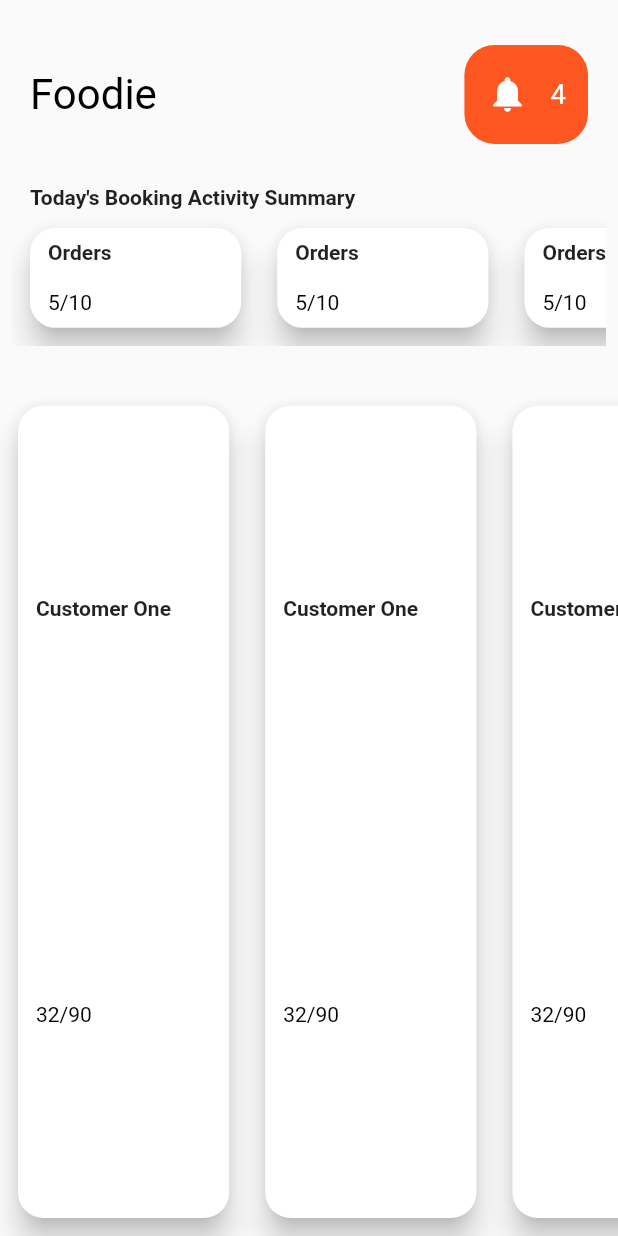
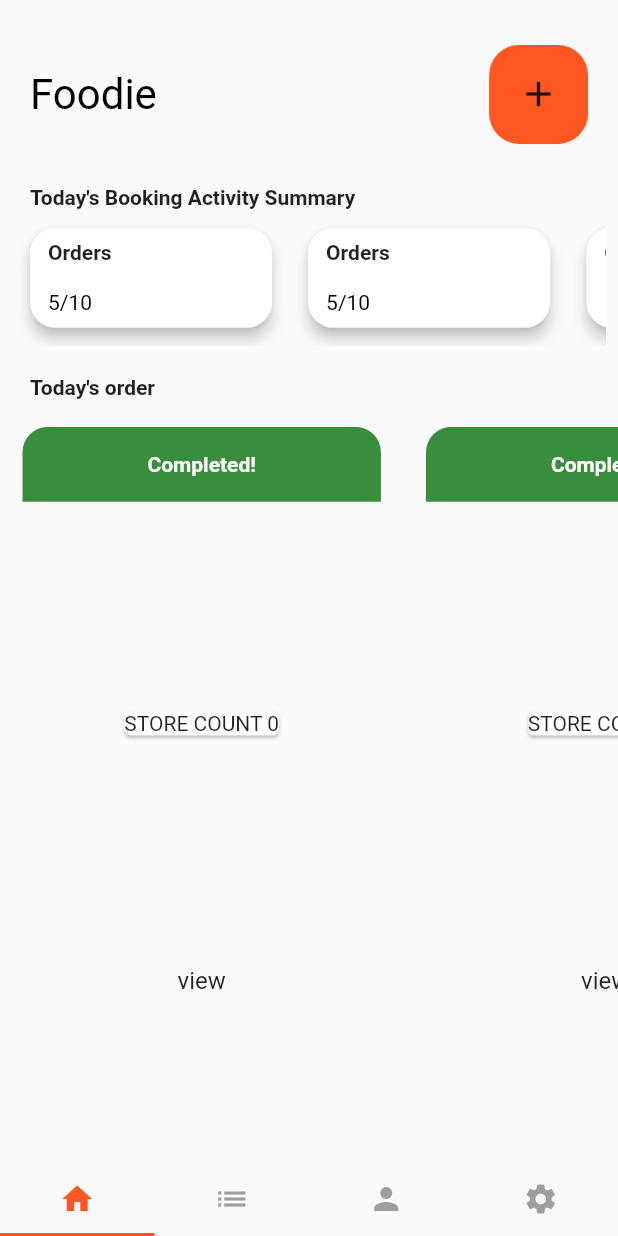
Before and after one commit to mrkayy/FoodieOrderApp, a Flutter app: the screen it shows after launch, on a phone screen of 412 x 824 dp. Run offline on Flutter 3.47's test engine with Material 2 defaults, Android fonts, the light colour scheme and no system bars; our stand-ins replace sqflite; accounts and stored records are empty.

Commit message:
changed app layout

```diff
--- a/lib/main.dart
+++ b/lib/main.dart
@@ -1,7 +1,9 @@
 import 'package:flutter/material.dart';
 
 import 'screens/homeScreen.dart';
-import 'screens/orderScreen.dart';
+import 'screens/mainScreen.dart';
+import 'screens/bookingScreen.dart';
+import 'screens/profileScreen.dart';
 
 void main() => runApp(MyApp());
 
@@ -14,10 +16,12 @@ class MyApp extends StatelessWidget {
       theme: ThemeData(
         primarySwatch: Colors.deepOrange,
       ),
-      initialRoute: HomeScreen.id,
-      routes: <String,WidgetBuilder>{
+      initialRoute: MainScreen.id,
+      routes: <String, WidgetBuilder>{
         HomeScreen.id: (BuildContext context) => HomeScreen(),
-        CreateOrder.id: (BuildContext context) => CreateOrder(),
+        OrderScreen.id: (BuildContext context) => OrderScreen(),
+        MainScreen.id: (BuildContext context) => MainScreen(),
+        ProfileScreen.id: (BuildContext context) => ProfileScreen(),
       },
     );
   }
--- a/lib/screens/orderScreen.dart
+++ b/lib/models/create-order.dart
@@ -1,7 +1,7 @@
 import 'package:flutter/material.dart';
 
 class CreateOrder extends StatefulWidget {
-  static String id = "orderScreen";
+  static String id = "createOrderForm";
   @override
   _CreateOrderState createState() => _CreateOrderState();
 }
--- a/lib/models/order.dart
+++ b/lib/models/order.dart
@@ -63,6 +63,15 @@ class PlaceOrder extends StatelessWidget {
 
   @override
   Widget build(BuildContext context) {
-    return Container();
+
+    double scrHeight = MediaQuery.of(context).size.height;
+    double scrWidth = MediaQuery.of(context).size.width;
+    return Container(
+      width:  0.40 * scrWidth,
+      height: 0.48 * scrHeight,
+      child: Card(
+
+      ),
+    );
   }
 }
--- /dev/null
+++ b/lib/screens/bookingScreen.dart
@@ -0,0 +1,16 @@
+import 'package:flutter/material.dart' ;
+
+class OrderScreen extends StatefulWidget {
+  static String id = "screen-3";
+  @override
+  _OrderScreenState createState() => _OrderScreenState();
+}
+
+class _OrderScreenState extends State<OrderScreen> {
+  @override
+  Widget build(BuildContext context) {
+    return Center(
+      child: Text("Welcome"),
+    );
+  }
+}
--- a/lib/screens/homeScreen.dart
+++ b/lib/screens/homeScreen.dart
@@ -1,6 +1,7 @@
 import 'package:flutter/material.dart';
 import '../widgets/activity-card.dart';
 import '../utils/demo-data.dart';
+import '../widgets/orderOverview-card.dart';
 
 class HomeScreen extends StatefulWidget {
   static String id = "screen-2";
@@ -9,7 +10,6 @@ class HomeScreen extends StatefulWidget {
 }
 
 class _HomeScreenState extends State<HomeScreen> {
-  final _controller = TextEditingController();
 
   @override
   Widget build(BuildContext context) {
@@ -37,26 +37,31 @@ class _HomeScreenState extends State<HomeScreen> {
                   ),
                   Container(
                     margin: const EdgeInsets.only(right: 20.0),
+                    padding: const EdgeInsets.symmetric(horizontal: 12.0),
                     decoration: BoxDecoration(
                       borderRadius: BorderRadius.circular(20.0),
                       color: Theme.of(context).accentColor,
                     ),
                     height: 0.08 * scrHeight,
-                  width: 0.20 * scrWidth,
-                  child: Row(
-                    mainAxisAlignment: MainAxisAlignment.spaceEvenly,
+                    width: 0.16 * scrWidth,
+                    child: Icon(Icons.add, size: 28.0),
+                    /*Row(
+                      // mainAxisAlignment: MainAxisAlignment.s,
                       children: <Widget>[
                         Icon(
                           Icons.notifications,
                           color: Colors.white,
                           size: 28.0,
                         ),
+                        SizedBox(
+                          width: 5.0,
+                        ),
                         Text(
                           "4",
                           style: TextStyle(fontSize: 18.0, color: Colors.white),
                         ),
                       ],
-                  ),
+                    ),*/
                   ),
                 ],
               ),
@@ -64,14 +69,18 @@ class _HomeScreenState extends State<HomeScreen> {
             SizedBox(height: 28.0),
             Padding(
               padding: EdgeInsets.only(left: 20.0),
-            child: Text("Today's Booking Activity Summary",style: TextStyle(fontWeight: FontWeight.bold),
-          ),),
+              child: Text(
+                "Today's Booking Activity Summary",
+                style: TextStyle(fontWeight: FontWeight.bold),
+              ),
+            ),
             Container(
               margin: EdgeInsets.symmetric(horizontal: 8.0),
               height: 0.22 * scrWidth,
               child: ListView.builder(
                 scrollDirection: Axis.horizontal,
-              itemCount: activities.length, //TODO: Remove demo data item count
+                itemCount:
+                    activities.length, //TODO: Remove demo data item count
                 itemBuilder: (BuildContext context, int index) {
                   return ActivityOverview(
                     entryTitle: "Orders",
@@ -81,20 +90,36 @@ class _HomeScreenState extends State<HomeScreen> {
                 },
               ),
             ),
-          SizedBox(height: 28.0),
-          Expanded(child: ListView.builder(
+            SizedBox(height: 20.0),
+            Padding(
+              padding:
+                  const EdgeInsets.only(left: 20.0,right: 20.0, bottom: 18.0),
+              child: Text(
+                "Today's order",
+                style: TextStyle(fontWeight: FontWeight.bold),
+              ),
+            ),
+            Container(
+              height: 0.48 * scrHeight,
+              //  Expanded(
+              // flex: 4,
+              //TODO: Implement future builder for dataQuery
+              child: ListView.builder(
                 scrollDirection: Axis.horizontal,
                 itemCount: 5,
                 itemBuilder: (BuildContext context, int index) {
-            return ActivityOverview(
-              entryTitle: "Customer One",
-              totalEntry: 90,
-              completedEntry: 32,
-            );
+                  return OrderOverView();
                 },
-          ),),
+              ),
+            ),
+            Container(
+              //TODO: add total OrderOverview count indicator here
+            ),
+            // ),
           ],
-      ),),
+        ),
+      ),
+      // bottom,
     );
   }
 }
--- /dev/null
+++ b/lib/screens/mainScreen.dart
@@ -0,0 +1,66 @@
+import 'package:flutter/material.dart';
+
+import 'homeScreen.dart';
+import 'bookingScreen.dart';
+import 'profileScreen.dart';
+
+class MainScreen extends StatefulWidget {
+  static String id = 'screen-1';
+
+  @override
+  _MainScreenState createState() => _MainScreenState();
+}
+
+class _MainScreenState extends State<MainScreen>
+    with SingleTickerProviderStateMixin {
+  TabController _tabController;
+
+  @override
+  void initState() {
+    super.initState();
+    _tabController = TabController(length: 4, vsync: this);
+  }
+
+  @override
+  void dispose() {
+    _tabController.dispose();
+    super.dispose();
+  }
+
+  @override
+  Widget build(BuildContext context) {
+    return Scaffold(
+      body: TabBarView(
+        controller: _tabController,
+        children: <Widget>[
+          HomeScreen(),
+          OrderScreen(),
+          ProfileScreen(),
+          ProfileScreen(),
+        ],
+      ),
+      bottomNavigationBar: Material(
+        child: TabBar(
+          // labelPadding: EdgeInsets.symmetric(horizontal:20.0),
+          unselectedLabelColor: Colors.grey,
+          indicatorColor: Theme.of(context).accentColor,
+          labelColor: Theme.of(context).accentColor,
+          controller: _tabController,
+          tabs: <Widget>[
+            Tab(icon: Icon(Icons.home)),
+            Tab(icon: Icon(Icons.list)),
+            Tab(icon: Icon(Icons.person)),
+            Tab(icon: Icon(Icons.settings)),
+            // Tab(),
+            // Tab(),
+          ],
+        ),
+      ),
+      // floatingActionButton: FloatingActionButton(
+      //   child: Icon(Icons.add),
+      //   onPressed: () {},
+      // ),
+      // floatingActionButtonLocation: FloatingActionButtonLocation.centerDocked,
+    );
+  }
+}
--- /dev/null
+++ b/lib/screens/profileScreen.dart
@@ -0,0 +1,18 @@
+import 'package:flutter/material.dart';
+
+class ProfileScreen extends StatefulWidget {
+
+  static String id = "screen-4";
+
+  @override
+  _ProfileScreenState createState() => _ProfileScreenState();
+}
+
+class _ProfileScreenState extends State<ProfileScreen> {
+  @override
+  Widget build(BuildContext context) {
+    return Scaffold(
+      body: Center(child: Text('welcome'),),
+    );
+  }
+}
--- a/lib/utils/databaseClient.dart
+++ b/lib/utils/databaseClient.dart
@@ -1,7 +1,6 @@
 import 'dart:async';
 import 'dart:io';
-import 'package:flutter/foundation.dart';
-import 'package:flutter/material.dart';
+// import 'package:flutter/foundation.dart';
 import 'package:path/path.dart';
 import 'package:path_provider/path_provider.dart';
 import 'package:sqflite/sqflite.dart';
--- a/lib/widgets/activity-card.dart
+++ b/lib/widgets/activity-card.dart
@@ -11,14 +11,16 @@ class ActivityOverview extends StatelessWidget {
 
   @override
   Widget build(BuildContext context) {
-    double scrHeight = MediaQuery.of(context).size.height;
-    double scrWudth = MediaQuery.of(context).size.width;
+    // double scrHeight = MediaQuery.of(context).size.height;
+    double scrWidth = MediaQuery.of(context).size.width;
     return Container(
-      width: 0.40 * scrWudth,
+      width: 0.45 * scrWidth,
       padding: EdgeInsets.all(8.0),
-      child: Card(shape: RoundedRectangleBorder(borderRadius: BorderRadius.all(Radius.circular(17.0))),
+      child: Card(
+        shape: RoundedRectangleBorder(
+            borderRadius: BorderRadius.all(Radius.circular(17.0))),
         // margin: EdgeInsets.only(right: 10.0),
-        elevation: 8.0,
+        elevation: 4.0,
         child: Padding(
           padding: EdgeInsets.symmetric(horizontal: 12.0),
           child: Column(
--- /dev/null
+++ b/lib/widgets/orderOverview-card.dart
@@ -0,0 +1,74 @@
+import 'package:flutter/material.dart';
+
+class OrderOverView extends StatelessWidget {
+  final String status;
+  final String timeStamp;
+  final String customerName;
+  final String customerPhone;
+  final String orderAmount;
+  final String itemCount;
+  final String vendorName;
+
+  OrderOverView({
+    this.status,
+    this.timeStamp,
+    this.customerName,
+    this.customerPhone,
+    this.orderAmount,
+    this.vendorName,
+    this.itemCount,
+  });
+
+  final int _countOn = 0;
+
+  @override
+  Widget build(BuildContext context) {
+    double scrWidth = MediaQuery.of(context).size.width;
+    double scrHeight = MediaQuery.of(context).size.height;
+    return Stack(
+      children: <Widget>[
+        Container(
+            width: 0.58 * scrWidth,
+            padding: EdgeInsets.all(8.0),
+            margin: EdgeInsets.symmetric(horizontal: 15.0),
+            child: Center(
+              child: Card(child: Text("STORE COUNT $_countOn"),),
+            ),),
+        Positioned(
+          top: 0.0,
+          left: 15.0,
+          child: Container(
+            decoration: BoxDecoration(
+              color: Colors.green[700],
+              borderRadius: BorderRadius.only(
+                  topLeft: Radius.circular(17.0),
+                  topRight: Radius.circular(17.0)),
+            ),
+            height: 50.0,
+            width: 0.58 * scrWidth,
+            child: Center(
+                child: Text(
+              "Completed!",
+              style:
+                  TextStyle(fontWeight: FontWeight.bold, color: Colors.white),
+            )),
+          ),
+        ),
+        Positioned(
+          bottom: 0.0,
+          left: 15.0,
+          child: MaterialButton(
+            minWidth: 0.58 * scrWidth,
+            height: 52.0,
+            onPressed: () {
+            },
+            child: Text(
+              "view",
+              style: TextStyle(fontWeight: FontWeight.w400, fontSize: 16.0),
+            ),
+          ),
+        )
+      ],
+    );
+  }
+}
```
Also changed, not shown: lib/utils/orderCard.dart (deleted). Lines whose indentation alone changed are shown as unchanged.
